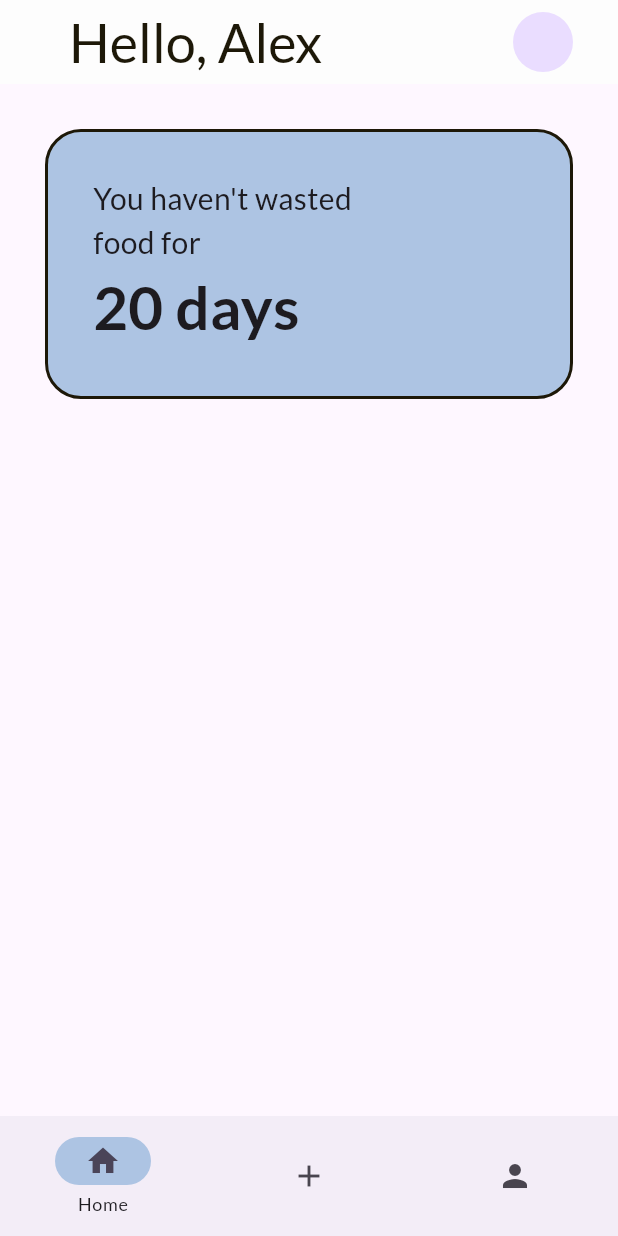
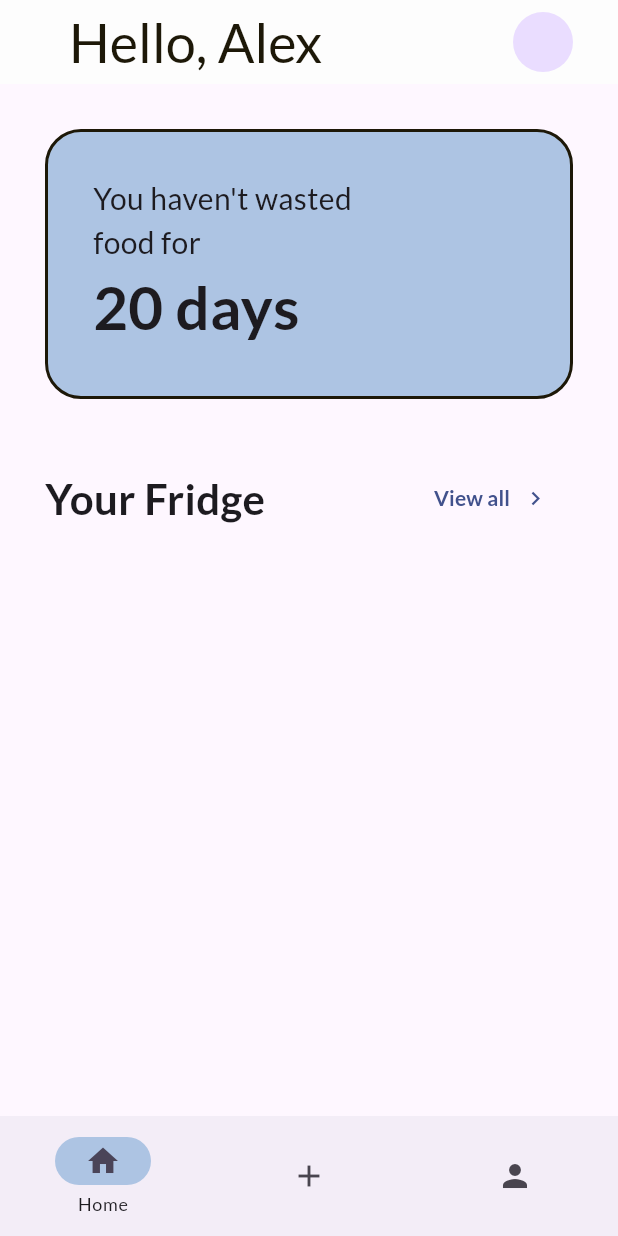
Before and after one commit to SimonFine/Lodowka, a Flutter app: the HomePage screen opened directly, on a phone screen of 412 x 824 dp. Run offline on Flutter 3.47's test engine with Material 3 defaults, Android fonts, the phone set to English and light mode, and no system bars; our stand-ins replace google_fonts, group_button; missing offline and left inert: openfoodfacts.

Commit message:
Add fridge page

```diff
--- /dev/null
+++ b/lodowka/lib/pages/fridge.dart
@@ -0,0 +1,15 @@
+import 'package:flutter/material.dart';
+
+class Fridge extends StatefulWidget {
+  const Fridge({super.key});
+
+  @override
+  State<Fridge> createState() => _FridgeState();
+}
+
+class _FridgeState extends State<Fridge> {
+  @override
+  Widget build(BuildContext context) {
+    return Scaffold();
+  }
+}
--- a/lodowka/lib/pages/home_page.dart
+++ b/lodowka/lib/pages/home_page.dart
@@ -1,6 +1,8 @@
 import 'package:flutter/material.dart';
 import 'package:flutter_application_1/pages/add_product.dart';
+import 'package:flutter_application_1/pages/fridge.dart';
 import 'package:flutter_application_1/pages/profile.dart';
+import 'add_product.dart';
 
 class HomePage extends StatefulWidget {
   const HomePage({super.key});
@@ -97,7 +99,34 @@ class _HomePageState extends State<HomePage> {
                         ],
                       ),
                     ),
-                  ))
+                  )),
+                  SizedBox(height: 42,),
+                  Row(
+                    mainAxisAlignment: MainAxisAlignment.spaceBetween,
+                    children: [
+                      Text("Your Fridge",
+                        style: TextStyle(
+                          fontSize: 28,
+                          fontWeight: FontWeight.w600
+                        ),
+                      ),
+                      TextButton.icon(onPressed: () {
+                        Navigator.push(
+                          context,
+                          MaterialPageRoute(
+                            builder: (context) => Fridge()));
+                      },
+                      label: Text("View all",
+                        style: TextStyle(
+                          color: Color(0xFF41518C),
+                          fontWeight: FontWeight.bold,
+                          fontSize: 14
+                        ),),
+                      icon: Icon(Icons.chevron_right, color: Color(0xFF41518C),),
+                      iconAlignment: IconAlignment.end,
+                      )
+                    ],
+                  )
               ],
             ),
           ),
```
